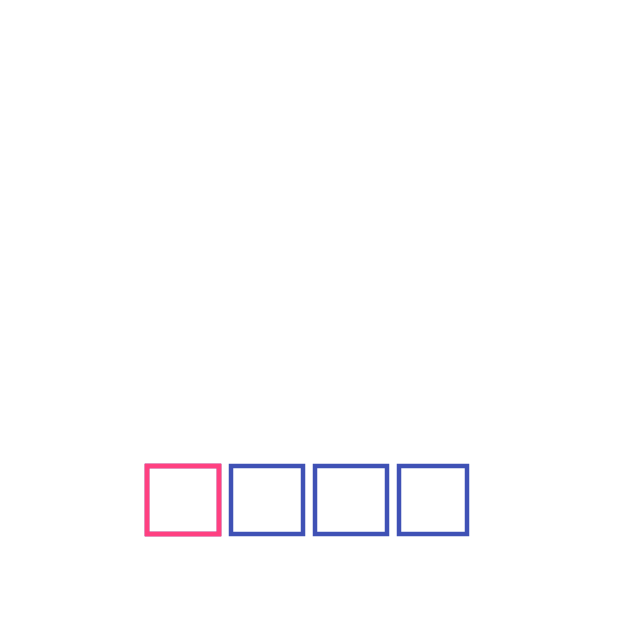
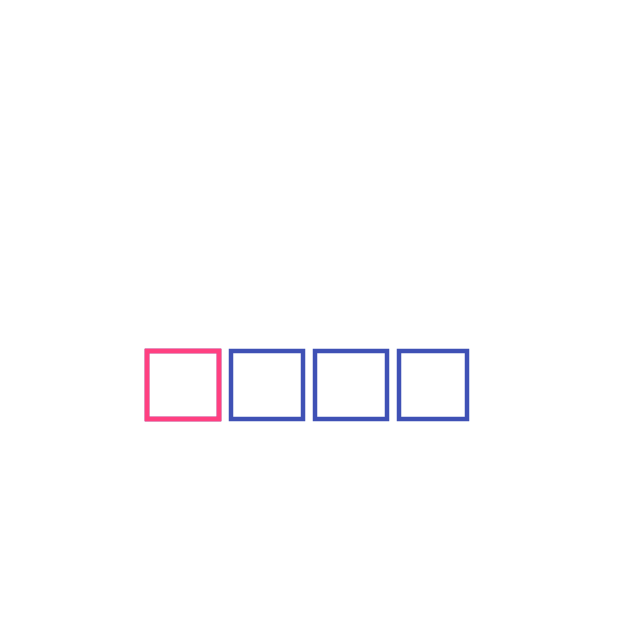
Before and after one commit to namig-accenture/sweet-note, an Android app: the PinActivity screen opened directly, with no data from a screen before it, on a phone screen of 412 x 824 dp, the top half of it. Run offline under Robolectric (Android 15) with nearby library versions, the phone set to English and light mode, and no system bars; our stand-ins replace data binding; libraries missing offline, so code that uses them is left out: app.views.pinactivity; 4 statements that could not run were skipped.

Commit message:
Updated PinActivityDesign

```diff
--- a/app/src/main/res/layout/activity_pin.xml
+++ b/app/src/main/res/layout/activity_pin.xml
@@ -24,13 +24,13 @@
             app:layout_constraintLeft_toLeftOf="parent"
             app:layout_constraintRight_toRightOf="parent"
             app:layout_constraintTop_toTopOf="parent"
-            app:layout_constraintVertical_bias=".4"
+            app:layout_constraintVertical_bias=".3"
             app:pin_length="@{viewModel.pinLength}"
             tools:text="32" />
 
         <Button
             android:id="@+id/btn_continue"
-            android:layout_width="wrap_content"
+            android:layout_width="0dp"
             android:layout_height="wrap_content"
             android:enabled="@{viewModel.isContinueButtonEnabled}"
             android:padding="@dimen/spacing_medium"
@@ -40,7 +40,7 @@
             app:layout_constraintLeft_toLeftOf="@+id/pin"
             app:layout_constraintRight_toRightOf="@+id/pin"
             app:layout_constraintTop_toBottomOf="@+id/pin"
-            app:layout_constraintVertical_bias=".7" />
+            app:layout_constraintVertical_bias=".1" />
 
     </android.support.constraint.ConstraintLayout>
 </layout>
```
